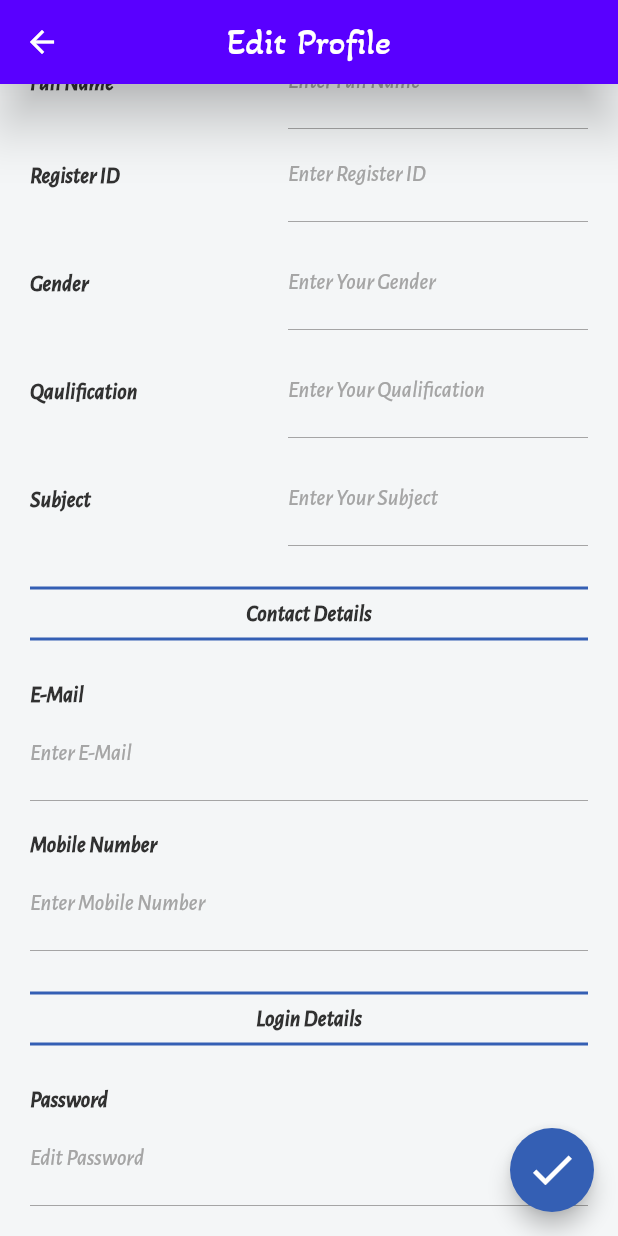
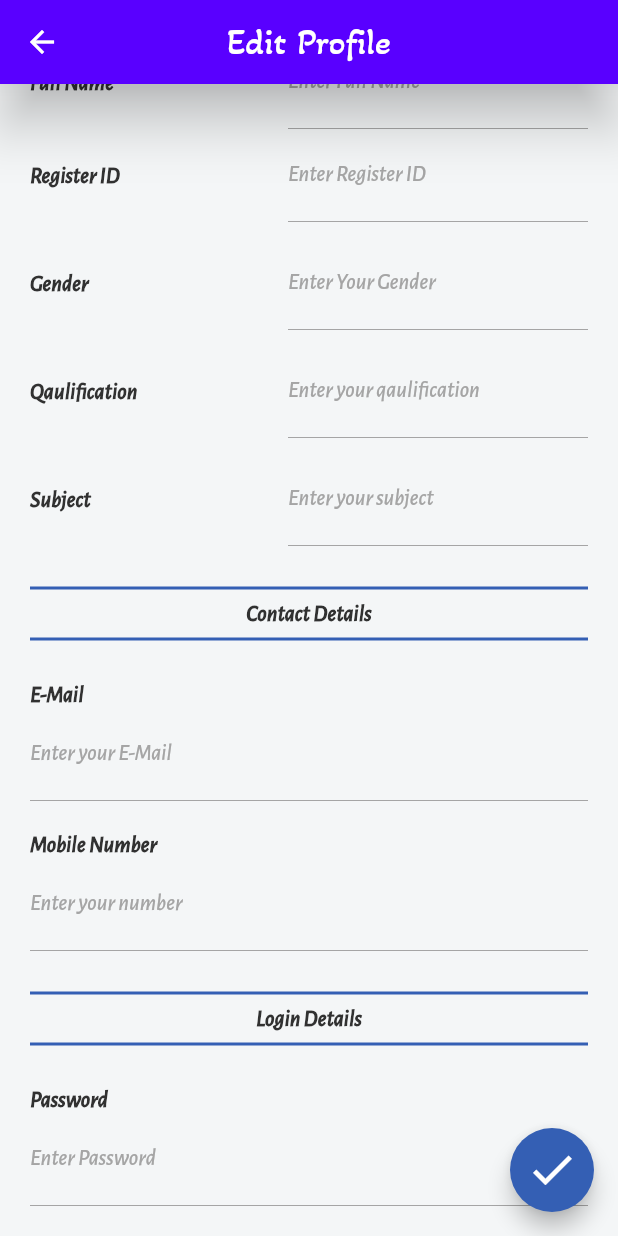
Before and after one commit to Jabir-MK/Project---EduBrain, a Flutter app: the EditTeacherProfileScreen screen opened directly with empty values, scrolled down 302 dp, on a phone screen of 412 x 824 dp. Run offline on Flutter 3.47's test engine with Material 2 defaults, Android fonts, the phone set to English and light mode, and no system bars; our stand-ins replace animated_text_kit, flutter_staggered_animations, google_fonts, hive, hive_flutter and 3 more; missing offline and left inert: dart:ffi; accounts and stored records are empty.

Commit message:
Minor changes

```diff
--- a/lib/view/teacher/teacher_profile/update_teacher_profile/edit_profile_teacher.dart
+++ b/lib/view/teacher/teacher_profile/update_teacher_profile/edit_profile_teacher.dart
@@ -3,6 +3,7 @@ import 'package:edubrain/constants/fontstyle_constants.dart';
 import 'package:edubrain/database/functions/teacher_section.dart';
 import 'package:edubrain/database/model/teacher_model/teacher_data_model.dart';
 import 'package:edubrain/view/teacher/login_screen/login_teacher/teacher_login_screen.dart';
+import 'package:edubrain/view/teacher/teacher_profile/update_teacher_profile/widgets/textfield.dart';
 import 'package:flutter/material.dart';
 
 class EditTeacherProfileScreen extends StatefulWidget {
@@ -115,7 +116,7 @@ class _EditTeacherProfileScreenState extends State<EditTeacherProfileScreen> {
                             Row(
                               children: [
                                 Text(
-                                  _teacherNameEditController.text.toUpperCase(),
+                                  widget.teacherName,
                                   style: jKalamLargeStyle,
                                 ),
                               ],
@@ -124,13 +125,11 @@ class _EditTeacherProfileScreenState extends State<EditTeacherProfileScreen> {
                               crossAxisAlignment: CrossAxisAlignment.start,
                               children: [
                                 Text(
-                                  _teacherRegIDEditController.text
-                                      .toUpperCase(),
+                                  widget.teacherRegID,
                                   style: jAcmeMediumStyle,
                                 ),
                                 Text(
-                                  _teacherSubjectEditController.text
-                                      .toUpperCase(),
+                                  widget.teacherSubject,
                                   style: jAcmeMediumStyle,
                                 )
                               ],
@@ -158,17 +157,12 @@ class _EditTeacherProfileScreenState extends State<EditTeacherProfileScreen> {
                               'Full Name',
                               style: jAlegrayaSansSubTextStyle,
                             ),
-                            SizedBox(
+                            EditTextField(
+                              obscure: false,
                               width: 200,
-                              child: TextFormField(
                               controller: _teacherNameEditController,
-                                keyboardType: TextInputType.name,
-                                decoration: const InputDecoration(
-                                    border: OutlineInputBorder(),
-                                    label: Text(
-                                      'Enter Full Name',
-                                      style: jAlegrayaSansHeadTextStyle,
-                                    )),
+                              textInputType: TextInputType.name,
+                              label: 'Enter Full Name',
                               validator: (value) {
                                 if (value == null || value.isEmpty) {
                                   return 'Full Name not filled';
@@ -176,7 +170,6 @@ class _EditTeacherProfileScreenState extends State<EditTeacherProfileScreen> {
                                   return null;
                                 }
                               },
-                              ),
                             ),
                           ],
                         ),
@@ -187,17 +180,12 @@ class _EditTeacherProfileScreenState extends State<EditTeacherProfileScreen> {
                               'Register ID',
                               style: jAlegrayaSansSubTextStyle,
                             ),
-                            SizedBox(
+                            EditTextField(
+                              obscure: false,
                               width: 200,
-                              child: TextFormField(
                               controller: _teacherRegIDEditController,
-                                keyboardType: TextInputType.name,
-                                decoration: const InputDecoration(
-                                    border: OutlineInputBorder(),
-                                    label: Text(
-                                      'Enter Register ID',
-                                      style: jAlegrayaSansHeadTextStyle,
-                                    )),
+                              textInputType: TextInputType.name,
+                              label: 'Enter Register ID',
                               validator: (value) {
                                 if (value == null || value.isEmpty) {
                                   return 'Register ID not filled';
@@ -205,7 +193,6 @@ class _EditTeacherProfileScreenState extends State<EditTeacherProfileScreen> {
                                   return null;
                                 }
                               },
-                              ),
                             ),
                           ],
                         ),
@@ -217,26 +204,20 @@ class _EditTeacherProfileScreenState extends State<EditTeacherProfileScreen> {
                               'Gender',
                               style: jAlegrayaSansSubTextStyle,
                             ),
-                            SizedBox(
+                            EditTextField(
+                              obscure: false,
                               width: 200,
-                              child: TextFormField(
                               controller: _teacherGenderEditController,
-                                keyboardType: TextInputType.name,
-                                decoration: const InputDecoration(
-                                    border: OutlineInputBorder(),
-                                    label: Text(
-                                      'Enter Your Gender',
-                                      style: jAlegrayaSansHeadTextStyle,
-                                    )),
+                              textInputType: TextInputType.name,
+                              label: 'Enter Your Gender',
                               validator: (value) {
                                 if (value == null || value.isEmpty) {
-                                    return 'Gender not filled';
+                                  return 'Gender not specified';
                                 } else {
                                   return null;
                                 }
                               },
-                              ),
-                            ),
+                            )
                           ],
                         ),
                         jHalfHeightBox,
@@ -247,17 +228,12 @@ class _EditTeacherProfileScreenState extends State<EditTeacherProfileScreen> {
                               'Qaulification',
                               style: jAlegrayaSansSubTextStyle,
                             ),
-                            SizedBox(
+                            EditTextField(
+                              obscure: false,
                               width: 200,
-                              child: TextFormField(
                               controller: _teacherQaulEditController,
-                                keyboardType: TextInputType.name,
-                                decoration: const InputDecoration(
-                                    border: OutlineInputBorder(),
-                                    label: Text(
-                                      'Enter Your Qualification',
-                                      style: jAlegrayaSansHeadTextStyle,
-                                    )),
+                              textInputType: TextInputType.name,
+                              label: 'Enter your qaulification',
                               validator: (value) {
                                 if (value == null || value.isEmpty) {
                                   return 'Qaulification has not filled';
@@ -265,8 +241,7 @@ class _EditTeacherProfileScreenState extends State<EditTeacherProfileScreen> {
                                   return null;
                                 }
                               },
-                              ),
-                            ),
+                            )
                           ],
                         ),
                         jHalfHeightBox,
@@ -277,17 +252,12 @@ class _EditTeacherProfileScreenState extends State<EditTeacherProfileScreen> {
                               'Subject',
                               style: jAlegrayaSansSubTextStyle,
                             ),
-                            SizedBox(
+                            EditTextField(
+                              obscure: false,
                               width: 200,
-                              child: TextFormField(
                               controller: _teacherSubjectEditController,
-                                keyboardType: TextInputType.name,
-                                decoration: const InputDecoration(
-                                    border: OutlineInputBorder(),
-                                    label: Text(
-                                      'Enter Your Subject',
-                                      style: jAlegrayaSansHeadTextStyle,
-                                    )),
+                              textInputType: TextInputType.name,
+                              label: 'Enter your subject',
                               validator: (value) {
                                 if (value == null || value.isEmpty) {
                                   return 'Subject not filled';
@@ -295,8 +265,7 @@ class _EditTeacherProfileScreenState extends State<EditTeacherProfileScreen> {
                                   return null;
                                 }
                               },
-                              ),
-                            ),
+                            )
                           ],
                         ),
                         jheightBox,
@@ -315,16 +284,12 @@ class _EditTeacherProfileScreenState extends State<EditTeacherProfileScreen> {
                               'E-Mail',
                               style: jAlegrayaSansSubTextStyle,
                             ),
-                            SizedBox(
-                              child: TextFormField(
+                            EditTextField(
+                              obscure: false,
+                              width: double.infinity,
                               controller: _teacherEmailEditController,
-                                keyboardType: TextInputType.emailAddress,
-                                decoration: const InputDecoration(
-                                    border: OutlineInputBorder(),
-                                    label: Text(
-                                      'Enter E-Mail',
-                                      style: jAlegrayaSansHeadTextStyle,
-                                    )),
+                              textInputType: TextInputType.emailAddress,
+                              label: 'Enter your E-Mail',
                               validator: (value) {
                                 RegExp regExp = RegExp(emailPattern);
                                 if (value == null || value.isEmpty) {
@@ -334,8 +299,7 @@ class _EditTeacherProfileScreenState extends State<EditTeacherProfileScreen> {
                                 }
                                 return null;
                               },
-                              ),
-                            ),
+                            )
                           ],
                         ),
                         jheightBox,
@@ -347,16 +311,11 @@ class _EditTeacherProfileScreenState extends State<EditTeacherProfileScreen> {
                               'Mobile Number',
                               style: jAlegrayaSansSubTextStyle,
                             ),
-                            SizedBox(
-                              child: TextFormField(
+                            EditTextField(
+                              obscure: false,
                               controller: _teacherMobileEditController,
-                                keyboardType: TextInputType.phone,
-                                decoration: const InputDecoration(
-                                    border: OutlineInputBorder(),
-                                    label: Text(
-                                      'Enter Mobile Number',
-                                      style: jAlegrayaSansHeadTextStyle,
-                                    )),
+                              textInputType: TextInputType.phone,
+                              label: 'Enter your number',
                               validator: (value) {
                                 if (value == null ||
                                     value.isEmpty ||
@@ -366,8 +325,8 @@ class _EditTeacherProfileScreenState extends State<EditTeacherProfileScreen> {
                                   return null;
                                 }
                               },
-                              ),
-                            ),
+                              width: double.infinity,
+                            )
                           ],
                         ),
                         jheightBox,
@@ -386,16 +345,11 @@ class _EditTeacherProfileScreenState extends State<EditTeacherProfileScreen> {
                               'Password',
                               style: jAlegrayaSansSubTextStyle,
                             ),
-                            SizedBox(
-                              child: TextFormField(
+                            EditTextField(
+                              obscure: true,
                               controller: _teacherPasswordEditController,
-                                keyboardType: TextInputType.name,
-                                decoration: const InputDecoration(
-                                    border: OutlineInputBorder(),
-                                    label: Text(
-                                      'Edit Password',
-                                      style: jAlegrayaSansHeadTextStyle,
-                                    )),
+                              textInputType: TextInputType.name,
+                              label: 'Enter Password',
                               validator: (value) {
                                 if (value == null || value.isEmpty) {
                                   return 'Password not filled';
@@ -405,8 +359,8 @@ class _EditTeacherProfileScreenState extends State<EditTeacherProfileScreen> {
                                   return null;
                                 }
                               },
-                              ),
-                            ),
+                              width: double.infinity,
+                            )
                           ],
                         )
                       ],
--- /dev/null
+++ b/lib/view/teacher/teacher_profile/update_teacher_profile/widgets/textfield.dart
@@ -0,0 +1,43 @@
+import 'package:flutter/material.dart';
+import 'package:flutter/src/widgets/framework.dart';
+import 'package:flutter/src/widgets/placeholder.dart';
+
+import '../../../../../constants/fontstyle_constants.dart';
+
+class EditTextField extends StatelessWidget {
+  const EditTextField({
+    super.key,
+    required this.controller,
+    required this.textInputType,
+    required this.label,
+    required this.validator,
+    required this.width,
+    required this.obscure,
+  });
+  final TextEditingController controller;
+  final TextInputType textInputType;
+  final String label;
+  final FormFieldValidator<String> validator;
+  final bool obscure;
+  final double width;
+
+  @override
+  Widget build(BuildContext context) {
+    return SizedBox(
+      width: width,
+      child: TextFormField(
+        controller: controller,
+        obscureText: obscure,
+        keyboardType: textInputType,
+        decoration: InputDecoration(
+          border: const OutlineInputBorder(),
+          label: Text(
+            label,
+            style: jAlegrayaSansHeadTextStyle,
+          ),
+        ),
+        validator: validator,
+      ),
+    );
+  }
+}
```
Lines whose indentation alone changed are shown as unchanged.
